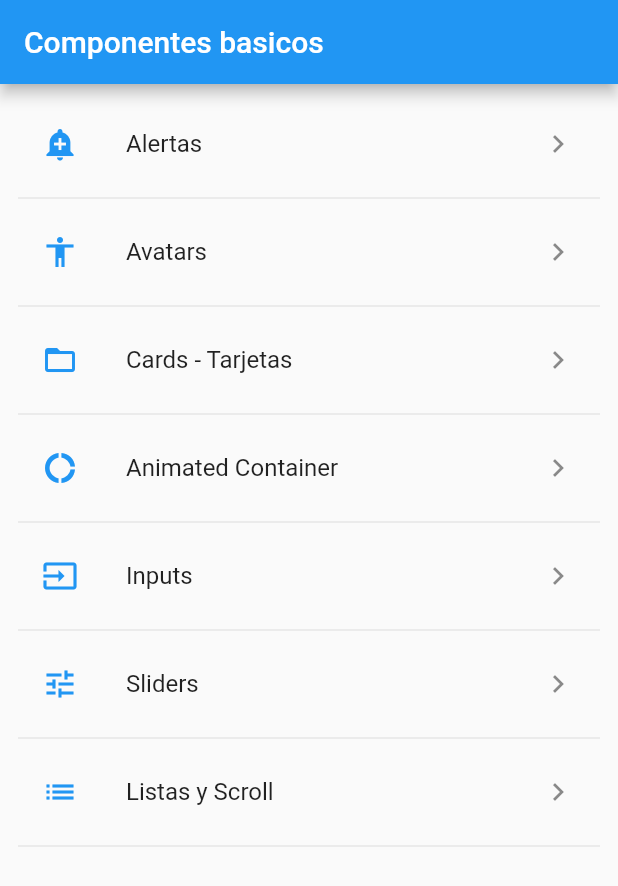
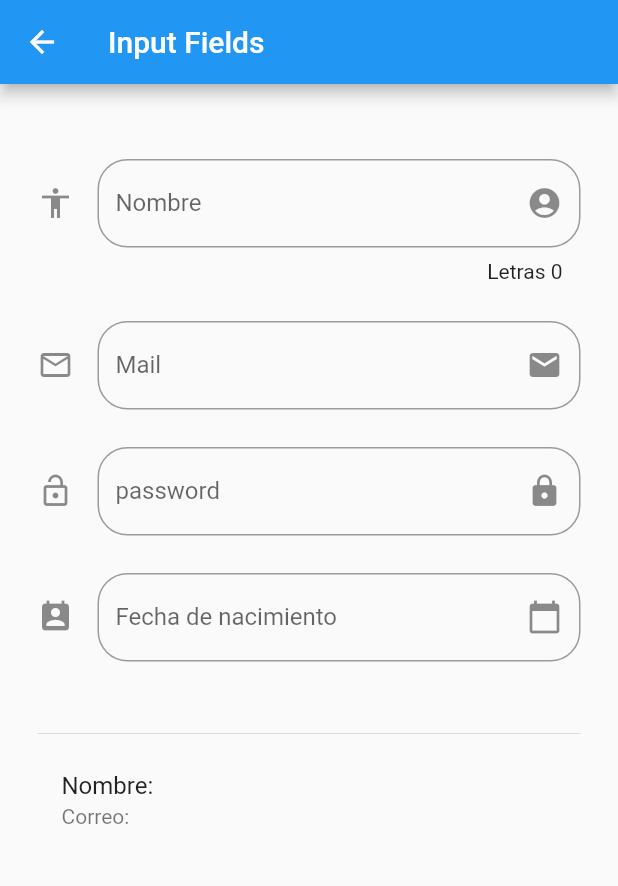
Before and after one commit to hectorRperez/Curso-de-fernando-Herrera-de-Flutter---Seccion-de-componentes, a Flutter app: the screen it shows after launch, after a tap on "Inputs", on a phone screen of 412 x 824 dp. Shown: the top 886 px of the screen. Run offline on Flutter 3.47's test engine with Material 2 defaults, Android fonts, the phone set to English and light mode, and no system bars; network calls fail.

Commit message:
081 Trabajar con un DatePicker

```diff
--- a/lib/main.dart
+++ b/lib/main.dart
@@ -2,14 +2,22 @@ import 'package:flutter/material.dart';
 
 //Mis dependencias
 import 'package:componentes/src/routes/routes.dart';
+import 'package:flutter_localizations/flutter_localizations.dart';
 
 void main() => runApp(MyApp());
-
 
 class MyApp extends StatelessWidget {
   @override
   Widget build(BuildContext context) {
     return MaterialApp(
+      localizationsDelegates: [
+        GlobalMaterialLocalizations.delegate,
+        GlobalWidgetsLocalizations.delegate,
+        GlobalCupertinoLocalizations.delegate,
+      ],
+      supportedLocales: [
+        const Locale('es', ''),
+      ],
       debugShowCheckedModeBanner: false,
       title: 'Material App',
       initialRoute: '/',
--- /dev/null
+++ b/lib/src/pages/input_field.dart
@@ -0,0 +1,137 @@
+import 'package:flutter/material.dart';
+
+class InputFieldPage extends StatefulWidget {
+  @override
+  _InputFieldPageState createState() => _InputFieldPageState();
+}
+
+class _InputFieldPageState extends State<InputFieldPage> {
+  String _nombre = '';
+  String _mail = ' ';
+
+  TextEditingController inputDateController = new TextEditingController();
+
+  @override
+  Widget build(BuildContext context) {
+    return Scaffold(
+      appBar: AppBar(
+        title: Text('Input Fields'),
+      ),
+      body: ListView(
+        padding: EdgeInsets.symmetric(vertical: 50, horizontal: 25),
+        children: [
+          _mostrarPersona(),
+          SizedBox(height: 25,),
+          _mostrarMail(),
+          SizedBox(height: 25,),
+          _mostrarPassword(),
+          SizedBox(height: 25,),
+          _mostrarNacimiento(),
+          SizedBox(height: 40,),
+          Divider(),
+          _mostrarDatos(),
+        ],
+      ),
+    );
+  }
+
+  Widget _mostrarPersona() {
+    return TextField(
+      decoration: InputDecoration(
+        counter: Text('Letras 0'),
+        hintText: 'Nombre',
+        labelText: 'Nombre',
+        suffixIcon: Icon(Icons.account_circle),
+        icon: Icon(Icons.accessibility),
+        border: OutlineInputBorder(
+          borderRadius: BorderRadius.circular(20),
+        ),
+      ),
+      onChanged: (value){
+        setState(() {
+          _nombre = value;
+        });
+      },
+    );
+  }
+
+  Widget _mostrarMail() {
+    return TextField(
+      keyboardType: TextInputType.emailAddress,
+      decoration: InputDecoration(
+        hintText: 'Mail',
+        labelText: 'Mail',
+        suffixIcon: Icon(Icons.mail),
+        icon: Icon(Icons.mail_outline),
+        border: OutlineInputBorder(
+          borderRadius: BorderRadius.circular(20),
+        ),
+      ),
+      onChanged: (value){
+        setState(() {
+          _mail = value;
+        });
+      },
+    );
+  }
+
+  Widget _mostrarPassword() {
+    return TextField(
+      obscureText: true,
+      decoration: InputDecoration(
+        hintText: 'password',
+        labelText: 'password',
+        suffixIcon: Icon(Icons.lock),
+        icon: Icon(Icons.lock_open),
+        border: OutlineInputBorder(
+          borderRadius: BorderRadius.circular(20),
+        ),
+      ),
+    );
+  }
+
+  Widget _mostrarNacimiento() {
+    return TextField(
+      controller: inputDateController,
+      enableInteractiveSelection: false,
+      decoration: InputDecoration(
+        hintText: 'Fecha de nacimiento',
+        labelText: 'Fecha de nacimiento',
+        suffixIcon: Icon(Icons.calendar_today),
+        icon: Icon(Icons.perm_contact_calendar),
+        border: OutlineInputBorder(
+          borderRadius: BorderRadius.circular(20),
+        ),
+      ),
+      onTap: (){
+        FocusScope.of(context).requestFocus(new FocusNode());
+        _selectDate(context);
+      },
+    );
+  }
+
+  Widget _mostrarDatos() {
+    return ListTile(
+      title: Text('Nombre: $_nombre'),
+      subtitle: Text('Correo: $_mail'),
+    );
+  }
+
+  void _selectDate(BuildContext context) async {
+    DateTime datePicker = await showDatePicker(
+      context: context,
+      initialDate: new DateTime.now(),
+      firstDate: new DateTime(2016),
+      lastDate: new DateTime(2022),
+      locale: new Locale('es'),
+    );
+
+    if (datePicker != null){
+      final fecha = datePicker.toString();
+      inputDateController.text = fecha;
+    }
+  }
+
+
+
+}
--- a/lib/src/routes/routes.dart
+++ b/lib/src/routes/routes.dart
@@ -1,8 +1,9 @@
-import 'package:componentes/src/pages/animated_container.dart';
 import 'package:flutter/material.dart';
 
 
 //Mis dependencias
+import 'package:componentes/src/pages/animated_container.dart';
+import 'package:componentes/src/pages/input_field.dart';
 import 'package:componentes/src/pages/avatar_page.dart';
 import 'package:componentes/src/pages/card_page.dart';
 import 'package:componentes/src/pages/alert_page.dart';
@@ -15,5 +16,6 @@ Map <String, WidgetBuilder> getApplicationRoutes(){
         'card'              : (BuildContext context) => CardPage(),
         "avatar"            : (BuildContext context) => AvatarPage(),
         'animatedContainer' : (BuildContext context) => AnimatedContainerPage(),
+        'inputs'            : (BuildContext context) => InputFieldPage()
   };
 }
--- a/pubspec.yaml
+++ b/pubspec.yaml
@@ -22,6 +22,8 @@ environment:
 
 dependencies:
   flutter:
+    sdk: flutter
+  flutter_localizations:
     sdk: flutter
 
 
```
Also changed, not shown: pubspec.lock, 1 other file.
